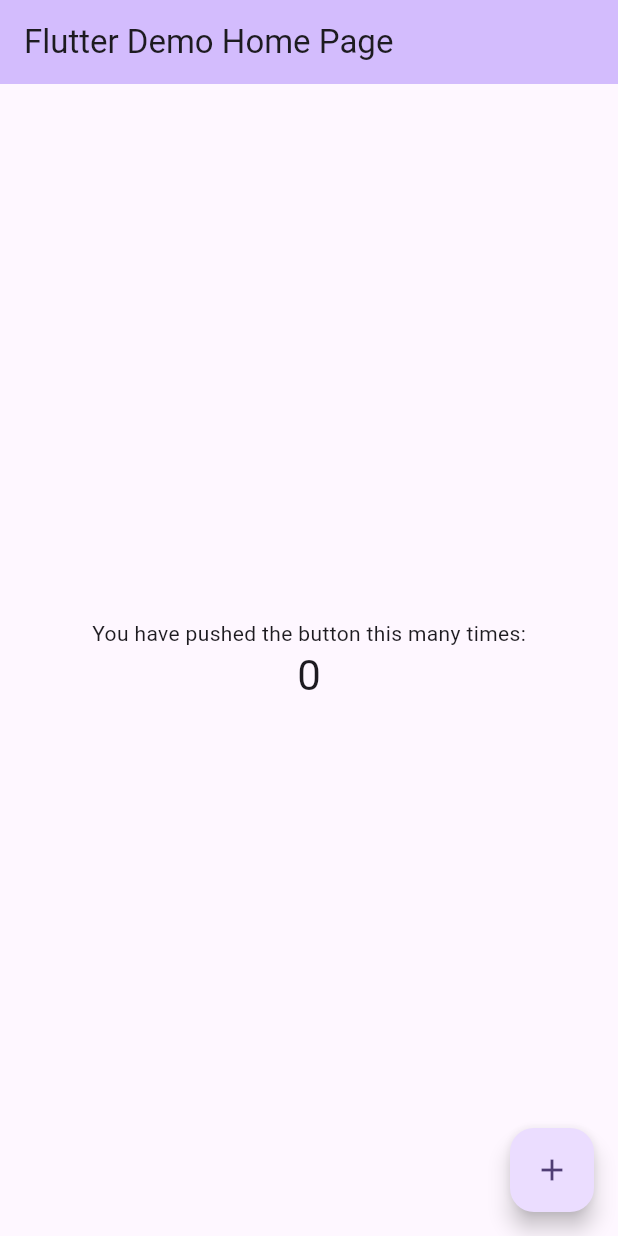
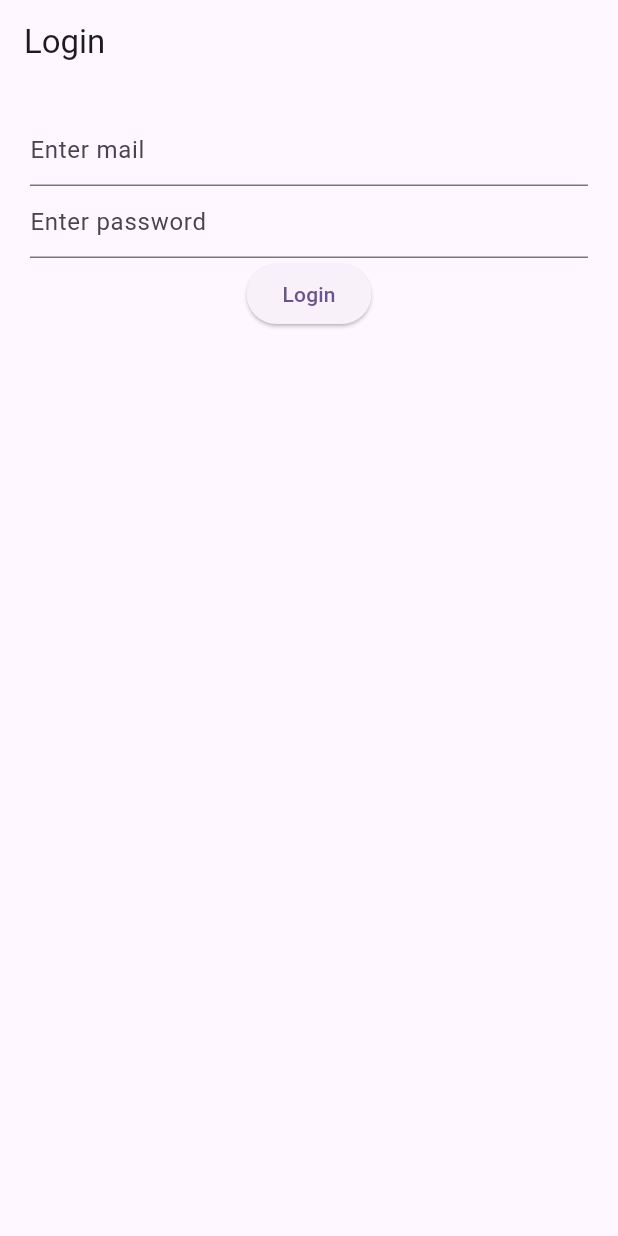
Before and after one commit to Prasad-0317/flutter_firebase, a Flutter app: the screen it shows after launch, on a phone screen of 412 x 824 dp. Run offline on Flutter 3.47's test engine with Material 3 defaults, Android fonts, the phone set to English and light mode, and no system bars; our stand-ins replace firebase_auth, firebase_core; accounts and stored records are empty.

Commit message:
commit 2

```diff
--- /dev/null
+++ b/lib/login.dart
@@ -0,0 +1,43 @@
+import 'package:firebase_auth/firebase_auth.dart';
+import 'package:flutter/material.dart';
+
+class Login extends StatefulWidget {
+  const Login({super.key});
+
+  @override
+  State<Login> createState() => _LoginState();
+}
+
+class _LoginState extends State<Login> {
+  TextEditingController email = TextEditingController();
+  TextEditingController password = TextEditingController();
+
+  signIn() async {
+    await FirebaseAuth.instance
+        .signInWithEmailAndPassword(email: email.text, password: password.text);
+  }
+
+  @override
+  Widget build(BuildContext context) {
+    return Scaffold(
+        appBar: AppBar(
+          title: Text("Login"),
+        ),
+        body: Padding(
+          padding: const EdgeInsets.all(20.0),
+          child: Column(
+            children: [
+              TextField(
+                controller: email,
+                decoration: InputDecoration(hintText: 'Enter mail'),
+              ),
+              TextField(
+                controller: password,
+                decoration: InputDecoration(hintText: 'Enter password'),
+              ),
+              ElevatedButton(onPressed: (() => signIn()), child: Text("Login"))
+            ],
+          ),
+        ));
+  }
+}
--- /dev/null
+++ b/lib/wrapper.dart
@@ -0,0 +1,29 @@
+import 'package:firebase_auth/firebase_auth.dart';
+import 'package:firebase_core/firebase_core.dart';
+import 'package:flutter/material.dart';
+import 'package:flutter_firebase/homepage.dart';
+import 'package:flutter_firebase/login.dart';
+
+class Wrapper extends StatefulWidget {
+  const Wrapper({super.key});
+
+  @override
+  State<Wrapper> createState() => _WrapperState();
+}
+
+class _WrapperState extends State<Wrapper> {
+  @override
+  Widget build(BuildContext context) {
+    return Scaffold(
+      body: StreamBuilder(
+          stream: FirebaseAuth.instance.authStateChanges(),
+          builder: (context, snapshot) {
+            if (snapshot.hasData) {
+              return Homepage();
+            } else {
+              return Login();
+            }
+          }),
+    );
+  }
+}
--- a/pubspec.yaml
+++ b/pubspec.yaml
@@ -35,6 +35,8 @@ dependencies:
   # The following adds the Cupertino Icons font to your application.
   # Use with the CupertinoIcons class for iOS style icons.
   cupertino_icons: ^1.0.6
+  firebase_core: ^2.27.1
+  firebase_auth: ^4.17.9
 
 dev_dependencies:
   flutter_test:
```
Also changed, not shown: lib/homepage.dart (added, +33 -0 lines), lib/main.dart (+15 -3 lines), pubspec.lock, 6 other files.
